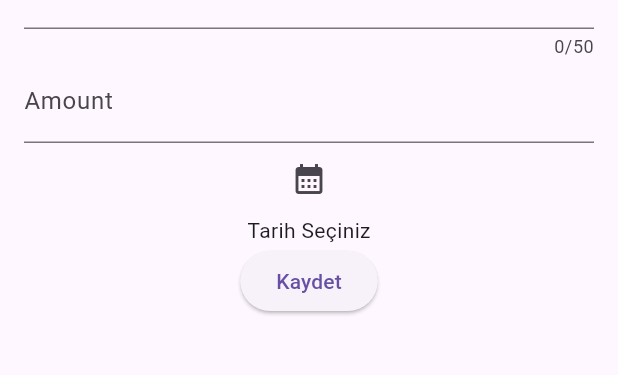
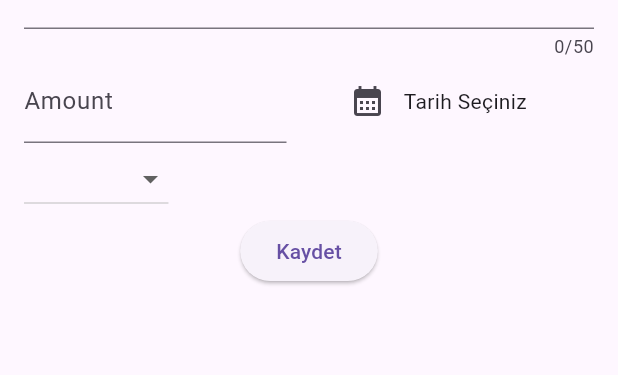
Before and after one commit to halit-kalayci-instruction/tobeto1a-flutter-projects, a Flutter app: the NewExpense widget shown alone on an empty page, opened directly, on a phone screen of 412 x 824 dp, the part 79-454 px from its top. Run offline on Flutter 3.47's test engine with Material 2 defaults, Android fonts, the phone set to English and light mode, and no system bars.

Commit message:
dropdown

```diff
--- a/expenseapp/lib/widgets/new_expense.dart
+++ b/expenseapp/lib/widgets/new_expense.dart
@@ -1,3 +1,4 @@
+import 'package:expenseapp/models/expense.dart';
 import 'package:flutter/material.dart';
 import 'package:intl/intl.dart';
 
@@ -37,9 +38,17 @@ class _NewExpenseState extends State<NewExpense> {
     // });
 
     // await => ilgili async işlemini bekle
+
+    // if(_selectedDate==null)
+    //    time=now
+    // else
+    //   time=_selectedDate
+    // 10:15
     DateTime? selectedDate = await showDatePicker(
         context: context,
-        initialDate: _selectedDate == null ? now : _selectedDate!,
+        initialDate: _selectedDate == null
+            ? now
+            : _selectedDate!, // eğer seçili tarih varsa onu kullan, yoksa günün tarihini kullan..
         firstDate: oneYearAgo,
         lastDate: now);
 
@@ -59,20 +68,46 @@ class _NewExpenseState extends State<NewExpense> {
             maxLength: 50,
             decoration: const InputDecoration(label: Text("Expense Name")),
           ),
-          TextField(
+          Row(
+            children: [
+              Expanded(
+                child: TextField(
                   controller: _amountController,
                   keyboardType: TextInputType.number,
-            decoration:
-                const InputDecoration(label: Text("Amount"), prefixText: "₺"),
+                  decoration: const InputDecoration(
+                      label: Text("Amount"), prefixText: "₺"),
                 ),
+              ),
+              const SizedBox(
+                width: 30,
+              ),
+              Expanded(
+                child: Row(
+                  children: [
                     IconButton(
                         onPressed: () => _openDatePicker(),
                         icon: const Icon(Icons.calendar_month)),
                     // Ternary Operator
                     Text(_selectedDate == null
                         ? "Tarih Seçiniz"
-              : DateFormat.yMd().format(
-                  _selectedDate!)), // seçilen tarihi formatlayarak yazdırmak..
+                        : DateFormat.yMd().format(_selectedDate!)),
+                  ],
+                ),
+              ),
+            ],
+          ), // seçilen tarihi formatlayarak yazdırmak..
+          Row(
+            children: [
+              DropdownButton(
+                  items: Category.values.map((category) {
+                    return DropdownMenuItem(
+                        value: category, child: Text(category.name.toString()));
+                  }).toList(),
+                  onChanged: (value) {
+                    print(value);
+                  })
+            ],
+          ),
           ElevatedButton(
               onPressed: () {
                 print("Kayıt başarılı: ${_nameController.text}");
```
Lines whose indentation alone changed are shown as unchanged.
